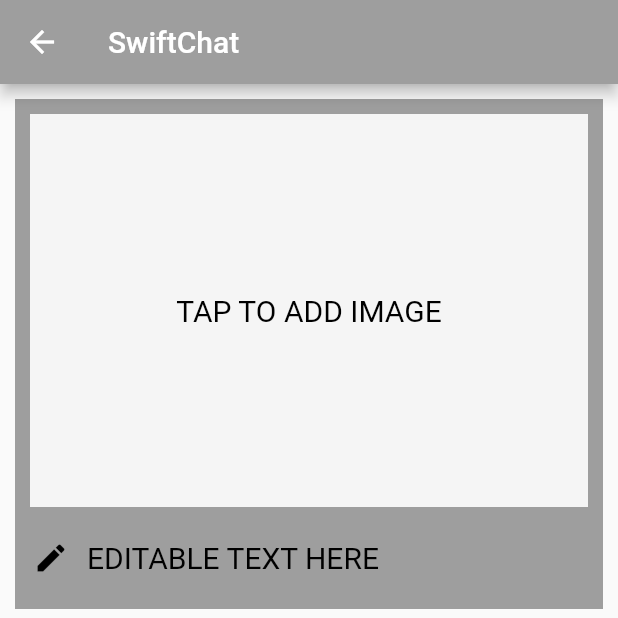
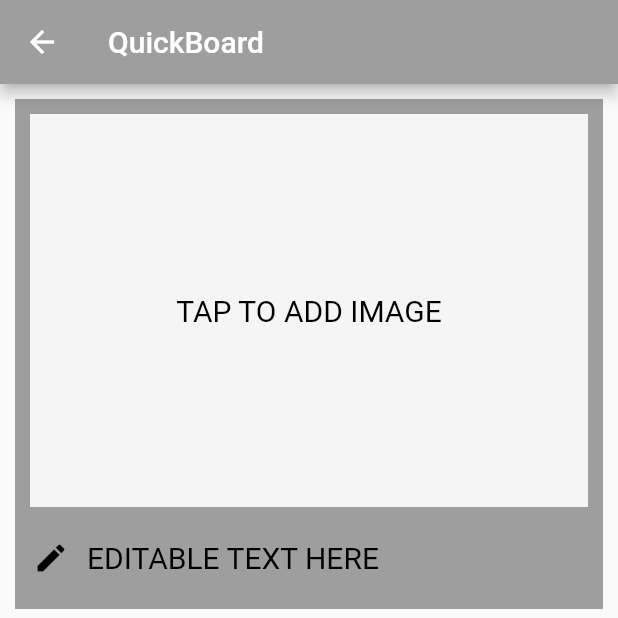
Before and after one commit to leahwho/swiftchat, a Flutter app: the QuickBoard screen opened by its route, on a phone screen of 412 x 824 dp, the top half of it. Run offline on Flutter 3.47's test engine with Material 2 defaults, Android fonts, the phone set to English and light mode, and no system bars.

Commit message:
app bar moves to its own class

```diff
--- a/lib/quick_board.dart
+++ b/lib/quick_board.dart
@@ -1,4 +1,5 @@
 import 'package:flutter/material.dart';
+import 'package:swift_chat/app_bar.dart';
 import 'bottom_nav_bar.dart';
 import 'board_button.dart';
 
@@ -6,11 +7,7 @@ class QuickBoard extends StatelessWidget {
   @override
   Widget build(BuildContext context) {
     return Scaffold(
-      //TODO: replace with AppBar widget
-      appBar: AppBar(
-        title: Text('SwiftChat'),
-        backgroundColor: Colors.grey,
-      ),
+      appBar: SwiftAppBar('QuickBoard'),
       bottomNavigationBar: BottomNavBar(),
       body: Column(
         children: <Widget>[
```
